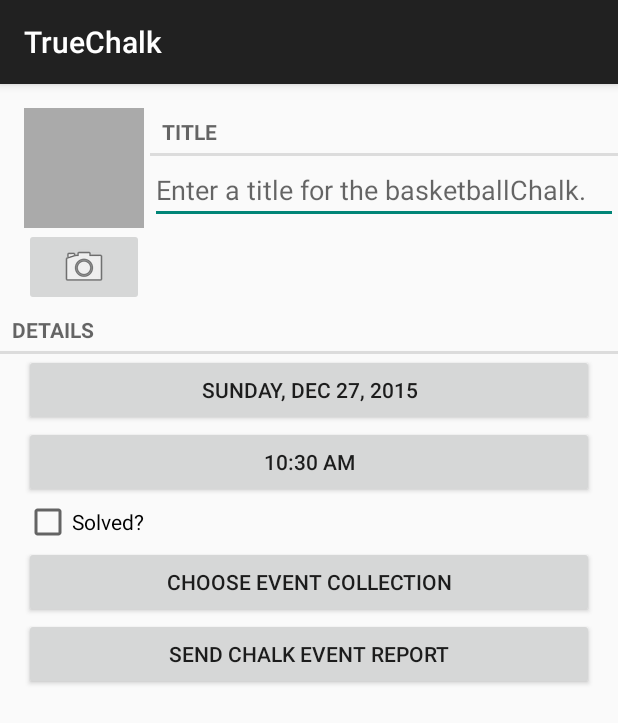
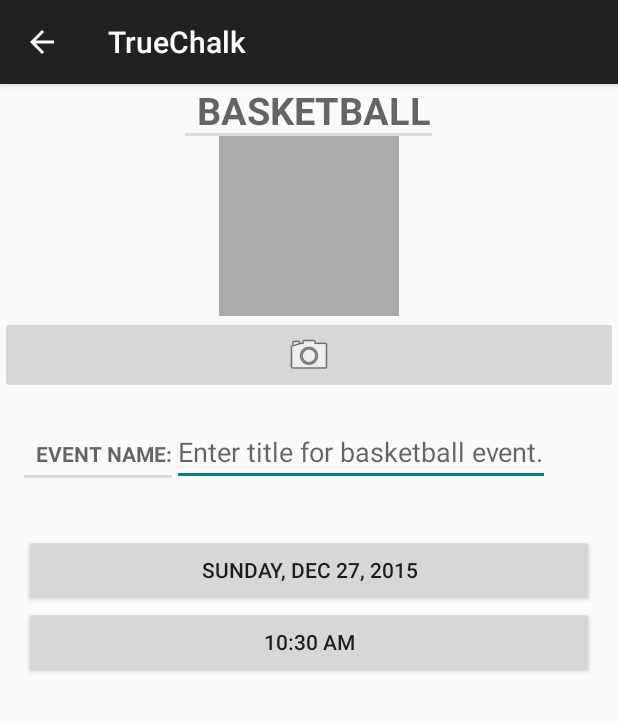
Before and after one commit to fware/TrueChalk, an Android app: the BasketballChalkListActivity screen opened directly, with no data from a screen before it, after a tap on "New Chalk Collection", on a phone screen of 412 x 824 dp. Shown: the top 723 px of the screen. Run offline under Robolectric (Android 15) with nearby library versions, the phone set to English and light mode, and no system bars; 1 other tap on this screen came first.

Commit message:
Updating the Event entry screen.

```diff
--- a/app/src/main/java/com/wareshopc/app/truechalk/sportselector/SportSelectorActivity.java
+++ b/app/src/main/java/com/wareshopc/app/truechalk/sportselector/SportSelectorActivity.java
@@ -89,7 +89,7 @@ public class SportSelectorActivity extends AppCompatActivity implements Navigati
             public void onClick(View v) {
                 //BasketballChalk trueChalk = new BasketballChalk();
                 //TrueChalkLab.get(getApplicationContext()).addChalk(trueChalk);
-                //Intent i = new Intent(getApplicationContext(), TrueChalkPagerActivity.class);
+                //Intent i = new Intent(getApplicationContext(), BasketballChalkPagerActivity.class);
                 //i.putExtra(BasketballChalkFragment.EXTRA_TRUECHALK_ID, trueChalk.getId());
                 //startActivityForResult(i, 0);
 
--- a/app/src/main/java/com/wareshopc/app/truechalk/sportselector/basketball/BasketballChalkFragment.java
+++ b/app/src/main/java/com/wareshopc/app/truechalk/sportselector/basketball/BasketballChalkFragment.java
@@ -105,7 +105,9 @@ public class BasketballChalkFragment extends Fragment {
     @Override
     public View onCreateView(LayoutInflater inflater, ViewGroup parent,
                              Bundle savedInstanceState) {
-        View v = inflater.inflate(R.layout.fragment_chalk, parent, false);
+        View v = inflater.inflate(R.layout.fragment_basketballchalk_1st_screen, parent, false);
+
+        //getActivity().setTitle(R.string.basketball_chalk_title);
 
         if (Build.VERSION.SDK_INT >= Build.VERSION_CODES.HONEYCOMB) {
             if (NavUtils.getParentActivityName(getActivity()) != null) {
@@ -117,8 +119,7 @@ public class BasketballChalkFragment extends Fragment {
         mTitleField = (EditText) v.findViewById(R.id.chalk_event_title);
         mTitleField.setText(mBasketballChalk.getTitle());
         mTitleField.addTextChangedListener(new TextWatcher() {
-            public void onTextChanged(CharSequence c, int start, int before,
-                                      int count) {
+            public void onTextChanged(CharSequence c, int start, int before, int count) {
                 mBasketballChalk.setTitle(c.toString());
                 mCallbacks.onChalkUpdated(mBasketballChalk);
                 getActivity().setTitle(mBasketballChalk.getTitle());
@@ -158,16 +159,16 @@ public class BasketballChalkFragment extends Fragment {
 
         updateDateAndTime();
 
-        mSolvedCheckBox = (CheckBox) v.findViewById(R.id.chalk_completed);
-        mSolvedCheckBox.setChecked(mBasketballChalk.isSolved());
-        mSolvedCheckBox
-                .setOnCheckedChangeListener(new CompoundButton.OnCheckedChangeListener() {
-                    @Override
-                    public void onCheckedChanged(CompoundButton buttonView, boolean isChecked) {
-                        mBasketballChalk.setSolved(isChecked);
-                        mCallbacks.onChalkUpdated(mBasketballChalk);
-                    }
-                });
+        //mSolvedCheckBox = (CheckBox) v.findViewById(R.id.chalk_completed);
+        //mSolvedCheckBox.setChecked(mBasketballChalk.isSolved());
+        //mSolvedCheckBox
+        //        .setOnCheckedChangeListener(new CompoundButton.OnCheckedChangeListener() {
+        //            @Override
+        //            public void onCheckedChanged(CompoundButton buttonView, boolean isChecked) {
+        //                mBasketballChalk.setSolved(isChecked);
+        //                mCallbacks.onChalkUpdated(mBasketballChalk);
+        //            }
+        //        });
 
         mPhotoButton = (ImageButton) v.findViewById(R.id.chalk_imageButton);
         mPhotoButton.setOnClickListener(new View.OnClickListener() {
@@ -209,27 +210,27 @@ public class BasketballChalkFragment extends Fragment {
             mPhotoButton.setEnabled(false);
         }
 
-        Button reportButton = (Button) v.findViewById(R.id.chalk_event_reportButton);
-        reportButton.setOnClickListener(new View.OnClickListener() {
-            public void onClick(View v) {
-                Intent i = new Intent(Intent.ACTION_SEND);
-                i.setType("text/plain");
-                i.putExtra(Intent.EXTRA_TEXT, getChalkEventReport());
-                i.putExtra(Intent.EXTRA_SUBJECT,
-                        getString(R.string.chalk_report_subject));
-                i = Intent.createChooser(i, getString(R.string.send_report));
-                startActivity(i);
-            }
-        });
+        //Button reportButton = (Button) v.findViewById(R.id.chalk_event_reportButton);
+        //reportButton.setOnClickListener(new View.OnClickListener() {
+        //    public void onClick(View v) {
+        //        Intent i = new Intent(Intent.ACTION_SEND);
+        //        i.setType("text/plain");
+        //        i.putExtra(Intent.EXTRA_TEXT, getChalkEventReport());
+        //        i.putExtra(Intent.EXTRA_SUBJECT,
+        //                getString(R.string.chalk_report_subject));
+        //        i = Intent.createChooser(i, getString(R.string.send_report));
+        //        startActivity(i);
+        //    }
+        //});
 
-        mSuspectButton = (Button) v.findViewById(R.id.chalk_eventButton);
-        mSuspectButton.setOnClickListener(new View.OnClickListener() {
-            public void onClick(View v) {
-                Intent i = new Intent(Intent.ACTION_PICK,
-                        ContactsContract.Contacts.CONTENT_URI);
-                startActivityForResult(i, REQUEST_CONTACT);
-            }
-        });
+        //mSuspectButton = (Button) v.findViewById(R.id.chalk_eventButton);
+        //mSuspectButton.setOnClickListener(new View.OnClickListener() {
+        //    public void onClick(View v) {
+        //        Intent i = new Intent(Intent.ACTION_PICK,
+        //                ContactsContract.Contacts.CONTENT_URI);
+        //        startActivityForResult(i, REQUEST_CONTACT);
+        //    }
+        //});
 
         if (mBasketballChalk.getEvent() != null) {
             mSuspectButton.setText(mBasketballChalk.getEvent());
--- a/app/src/main/java/com/wareshopc/app/truechalk/sportselector/basketball/BasketballChalkListActivity.java
+++ b/app/src/main/java/com/wareshopc/app/truechalk/sportselector/basketball/BasketballChalkListActivity.java
@@ -7,7 +7,6 @@ import android.support.v4.app.FragmentTransaction;
 
 import com.wareshopc.app.truechalk.R;
 import com.wareshopc.app.truechalk.SingleFragmentActivity;
-import com.wareshopc.app.truechalk.TrueChalkPagerActivity;
 
 public class BasketballChalkListActivity extends SingleFragmentActivity
         implements BasketballChalkListFragment.Callbacks, BasketballChalkFragment.Callbacks {
@@ -24,8 +23,8 @@ public class BasketballChalkListActivity extends SingleFragmentActivity
 
     public void onChalkSelected(BasketballChalk basketballChalk) {
         if (findViewById(R.id.detailFragmentContainer) == null) {
-            // Start an instance of TrueChalkPagerActivity
-            Intent i = new Intent(this, TrueChalkPagerActivity.class);
+            // Start an instance of BasketballChalkPagerActivity
+            Intent i = new Intent(this, BasketballChalkPagerActivity.class);
             i.putExtra(BasketballChalkFragment.EXTRA_TRUECHALK_ID, basketballChalk.getId());
             startActivity(i);
         } else {
--- a/app/src/main/java/com/wareshopc/app/truechalk/sportselector/basketball/BasketballChalkListFragment.java
+++ b/app/src/main/java/com/wareshopc/app/truechalk/sportselector/basketball/BasketballChalkListFragment.java
@@ -25,7 +25,6 @@ import android.widget.TextView;
 
 import com.wareshopc.app.truechalk.R;
 import com.wareshopc.app.truechalk.TrueChalkLab;
-import com.wareshopc.app.truechalk.TrueChalkPagerActivity;
 
 import java.util.ArrayList;
 
@@ -50,7 +49,7 @@ public class BasketballChalkListFragment extends ListFragment {
     public void onCreate(Bundle savedInstanceState) {
         super.onCreate(savedInstanceState);
         setHasOptionsMenu(true);
-        getActivity().setTitle(R.string.chalk_collection_title);
+        getActivity().setTitle(R.string.basketball_chalk_collection_title);
         mBasketballChalks = TrueChalkLab.get(getActivity()).getTrueChalks();
 
         ChalkAdapter adapter = new ChalkAdapter(mBasketballChalks);
@@ -64,12 +63,12 @@ public class BasketballChalkListFragment extends ListFragment {
     @Override
     public View onCreateView(LayoutInflater inflater, ViewGroup parent,
                              Bundle savedInstanceState) {
-        View v = inflater.inflate(R.layout.truechalk_list_fragment, parent, false);
-        if (Build.VERSION.SDK_INT >= Build.VERSION_CODES.HONEYCOMB) {
-            if (mSubtitleVisible) {
-                ((ActionBarActivity) getActivity()).getSupportActionBar().setSubtitle(R.string.subtitle);
-            }
-        }
+        View v = inflater.inflate(R.layout.basketballchalk_list_fragment, parent, false);
+        //if (Build.VERSION.SDK_INT >= Build.VERSION_CODES.HONEYCOMB) {
+        //    if (mSubtitleVisible) {
+        //        ((ActionBarActivity) getActivity()).getSupportActionBar().setSubtitle(R.string.subtitle);
+        //    }
+        //}
 
         ListView listView = (ListView) v.findViewById(android.R.id.list);
 
@@ -139,18 +138,19 @@ public class BasketballChalkListFragment extends ListFragment {
     @Override
     public void onCreateOptionsMenu(Menu menu, MenuInflater inflater) {
         super.onCreateOptionsMenu(menu, inflater);
-        inflater.inflate(R.menu.fragment_truechalk_list, menu);
-        MenuItem showSubtitle = menu.findItem(R.id.menu_item_show_subtitle);
-        if (mSubtitleVisible && showSubtitle != null) {
-            showSubtitle.setTitle(R.string.hide_subtitle);
-        }
+        inflater.inflate(R.menu.fragment_basketballchalk_list_menu, menu);
+
+        //MenuItem showSubtitle = menu.findItem(R.id.menu_item_show_subtitle);
+        //if (mSubtitleVisible && showSubtitle != null) {
+        //    showSubtitle.setTitle(R.string.hide_subtitle);
+        //}
 
         Button addAChalkButton = (Button) getActivity().findViewById(android.R.id.empty);
         addAChalkButton.setOnClickListener(new View.OnClickListener() {
             public void onClick(View v) {
                 BasketballChalk basketballChalk = new BasketballChalk();
                 TrueChalkLab.get(getActivity()).addChalk(basketballChalk);
-                Intent i = new Intent(getActivity(), TrueChalkPagerActivity.class);
+                Intent i = new Intent(getActivity(), BasketballChalkPagerActivity.class);
                 i.putExtra(BasketballChalkFragment.EXTRA_TRUECHALK_ID, basketballChalk.getId());
                 startActivityForResult(i, 0);
             }
@@ -163,13 +163,13 @@ public class BasketballChalkListFragment extends ListFragment {
             case R.id.menu_item_new_chalk:
                 BasketballChalk basketballChalk = new BasketballChalk();
                 TrueChalkLab.get(getActivity()).addChalk(basketballChalk);
-                /*Intent i = new Intent(getActivity(), TrueChalkPagerActivity.class);
+                /*Intent i = new Intent(getActivity(), BasketballChalkPagerActivity.class);
                 i.putExtra(BasketballChalkFragment.EXTRA_TRUECHALK_ID, basketballChalk.getId());
                 startActivityForResult(i, 0);*/
                 ((ChalkAdapter) getListAdapter()).notifyDataSetChanged();
                 mCallbacks.onChalkSelected(basketballChalk);
                 return true;
-            case R.id.menu_item_show_subtitle:
+            /*case R.id.menu_item_show_subtitle:
                 if (((ActionBarActivity) getActivity()).getSupportActionBar().getSubtitle() == null) {
                     ((ActionBarActivity) getActivity()).getSupportActionBar().setSubtitle(R.string.subtitle);
                     mSubtitleVisible = true;
@@ -179,7 +179,7 @@ public class BasketballChalkListFragment extends ListFragment {
                     mSubtitleVisible = false;
                     item.setTitle(R.string.show_subtitle);
                 }
-                return true;
+                return true;*/
             default:
                 return super.onOptionsItemSelected(item);
         }
--- a/app/src/main/java/com/wareshopc/app/truechalk/TrueChalkPagerActivity.java
+++ b/app/src/main/java/com/wareshopc/app/truechalk/sportselector/basketball/BasketballChalkPagerActivity.java
@@ -1,4 +1,4 @@
-package com.wareshopc.app.truechalk;
+package com.wareshopc.app.truechalk.sportselector.basketball;
 
 import android.os.Bundle;
 import android.support.v4.app.Fragment;
@@ -7,14 +7,15 @@ import android.support.v4.app.FragmentStatePagerAdapter;
 import android.support.v4.view.ViewPager;
 import android.support.v7.app.ActionBarActivity;
 
+import com.wareshopc.app.truechalk.R;
+import com.wareshopc.app.truechalk.TrueChalkLab;
 import com.wareshopc.app.truechalk.sportselector.basketball.BasketballChalk;
 import com.wareshopc.app.truechalk.sportselector.basketball.BasketballChalkFragment;
 
 import java.util.ArrayList;
 import java.util.UUID;
 
-public class TrueChalkPagerActivity extends ActionBarActivity
-        implements BasketballChalkFragment.Callbacks {
+public class BasketballChalkPagerActivity extends ActionBarActivity implements BasketballChalkFragment.Callbacks {
 
     private ViewPager mViewPager;
     private ArrayList<BasketballChalk> mBasketballChalks;
--- a/app/src/main/res/layout-land/fragment_chalk.xml
+++ b/app/src/main/res/layout-land/fragment_basketballchalk.xml
@@ -49,7 +49,7 @@
                     style="?android:listSeparatorTextViewStyle"
                     android:layout_width="match_parent"
                     android:layout_height="wrap_content"
-                    android:text="@string/chalk_title_label" />
+                    android:text="@string/basketballchalk_title_label" />
 
                 <EditText
                     android:id="@+id/chalk_event_title"
@@ -64,7 +64,7 @@
             style="?android:listSeparatorTextViewStyle"
             android:layout_width="match_parent"
             android:layout_height="wrap_content"
-            android:text="@string/chalk_details_label" />
+            android:text="@string/chalk_event_name_label" />
 
         <Button
             android:id="@+id/chalk_event_date"
--- a/app/src/main/res/layout/fragment_chalk.xml
+++ b/app/src/main/res/layout/fragment_basketballchalk.xml
@@ -44,7 +44,13 @@
                 style="?android:listSeparatorTextViewStyle"
                 android:layout_width="match_parent"
                 android:layout_height="wrap_content"
-                android:text="@string/chalk_title_label" />
+                android:text="@string/basketballchalk_title_label" />
+
+            <TextView
+                android:layout_width="wrap_content"
+                android:layout_height="wrap_content"
+                android:text="New Text"
+                android:id="@+id/textView2" />
 
             <EditText
                 android:id="@+id/chalk_event_title"
@@ -59,7 +65,7 @@
         style="?android:listSeparatorTextViewStyle"
         android:layout_width="match_parent"
         android:layout_height="wrap_content"
-        android:text="@string/chalk_details_label" />
+        android:text="@string/chalk_event_name_label" />
 
     <Button
         android:id="@+id/chalk_event_date"
--- /dev/null
+++ b/app/src/main/res/layout/fragment_basketballchalk_1st_screen.xml
@@ -0,0 +1,121 @@
+<?xml version="1.0" encoding="utf-8"?>
+<LinearLayout xmlns:android="http://schemas.android.com/apk/res/android"
+    android:layout_width="match_parent"
+    android:layout_height="match_parent"
+    android:orientation="vertical"
+    >
+
+    <TextView
+        style="?android:listSeparatorTextViewStyle"
+        android:layout_width="wrap_content"
+        android:layout_height="wrap_content"
+        android:layout_gravity="center"
+        android:text="@string/basketballchalk_title_label"
+        android:textSize="25sp"
+        />
+
+
+    <ImageView
+        android:id="@+id/chalk_ImageView"
+        android:layout_width="120dp"
+        android:layout_height="120dp"
+        android:layout_gravity="center"
+        android:background="@android:color/darker_gray"
+        android:cropToPadding="true" />
+    <!--android:scaleType="centerInside"-->
+
+    <ImageButton
+        android:layout_width="match_parent"
+        android:layout_height="wrap_content"
+        android:id="@+id/chalk_imageButton"
+        android:src="@android:drawable/ic_menu_camera" />
+
+    <LinearLayout
+        android:layout_width="wrap_content"
+        android:layout_height="wrap_content"
+        android:orientation="horizontal"
+        android:layout_marginLeft="16dp"
+        android:layout_marginTop="16dp">
+
+        <TextView
+            style="?android:listSeparatorTextViewStyle"
+            android:id="@+id/tvEventName"
+            android:layout_width="match_parent"
+            android:layout_height="wrap_content"
+            android:text="@string/chalk_event_name_label" />
+
+        <EditText
+            android:id="@+id/chalk_event_title"
+            android:layout_width="match_parent"
+            android:layout_height="wrap_content"
+            android:hint="@string/chalk_title_hint" />
+
+    </LinearLayout>
+
+
+    <LinearLayout
+        android:layout_width="wrap_content"
+        android:layout_height="wrap_content"
+        android:orientation="horizontal"
+        android:layout_marginLeft="16dp"
+        android:layout_marginTop="16dp">
+
+    </LinearLayout>
+
+    <LinearLayout
+        android:layout_width="match_parent"
+        android:layout_height="wrap_content"
+        android:orientation="horizontal"
+        android:layout_marginLeft="16dp"
+        android:layout_marginTop="16dp">
+
+        <LinearLayout
+            android:layout_width="wrap_content"
+            android:layout_height="wrap_content"
+            android:orientation="vertical"
+            android:layout_marginRight="4dp"
+            android:layout_marginEnd="4dp">
+
+        </LinearLayout>
+
+    </LinearLayout>
+
+    <Button
+        android:id="@+id/chalk_event_date"
+        android:layout_width="match_parent"
+        android:layout_height="wrap_content"
+        android:layout_marginLeft="16dp"
+        android:layout_marginRight="16dp" />
+
+    <Button
+        android:id="@+id/chalk_event_time"
+        android:layout_width="match_parent"
+        android:layout_height="wrap_content"
+        android:layout_marginLeft="16dp"
+        android:layout_marginRight="16dp" />
+
+    <!--CheckBox
+        android:id="@+id/chalk_completed"
+        android:layout_width="match_parent"
+        android:layout_height="wrap_content"
+        android:layout_marginLeft="16dp"
+        android:layout_marginRight="16dp"
+        android:text="@string/chalk_solved_label" /-->
+
+    <!--Button
+        android:layout_width="match_parent"
+        android:layout_height="wrap_content"
+        android:id="@+id/chalk_eventButton"
+        android:layout_marginLeft="16dp"
+        android:layout_marginRight="16dp"
+        android:text="@string/chalk_event_text" />
+
+    <Button
+        android:layout_width="match_parent"
+        android:layout_height="wrap_content"
+        android:id="@+id/chalk_event_reportButton"
+        android:layout_marginLeft="16dp"
+        android:layout_marginRight="16dp"
+        android:text="@string/chalk_event_report_text"/-->
+
+</LinearLayout>
--- a/app/src/main/res/menu-v11/fragment_truechalk_list.xml
+++ b/app/src/main/res/menu-v11/fragment_basketballchalk_list_menu.xml
@@ -6,8 +6,8 @@
         android:icon="@android:drawable/ic_menu_add"
         android:title="@string/new_chalk_event"
         com.wareshopc.app.truechalk.chalkintent:showAsAction="ifRoom|withText" />
-    <item android:id="@+id/menu_item_show_subtitle"
+    <!--item android:id="@+id/menu_item_show_subtitle"
         android:title="@string/show_subtitle"
-        com.wareshopc.app.truechalk.chalkintent:showAsAction="ifRoom"/>
+        com.wareshopc.app.truechalk.chalkintent:showAsAction="ifRoom"/-->
 
 </menu>
--- /dev/null
+++ b/app/src/main/res/values/basketball-strings.xml
@@ -0,0 +1,8 @@
+<?xml version="1.0" encoding="utf-8"?>
+<resources>
+    <!-- Strings for basketball -->
+    <string name="basketball_chalk_title">Basketball Chalk</string>
+    <string name="basketballchalk_title_label">Basketball</string>
+    <string name="basketball_chalk_collection_title">Basketball Collection</string>
+
+</resources>
--- a/app/src/main/res/values/strings.xml
+++ b/app/src/main/res/values/strings.xml
@@ -3,17 +3,15 @@
 
     <string name="app_name">TrueChalk</string>
     <string name="title_activity_chalk">TrueChalkActivity</string>
-    <string name="chalk_title_hint">Enter a title for the basketballChalk.</string>
-    <string name="chalk_title_label">Title</string>
-    <string name="chalk_details_label">Details</string>
+    <string name="chalk_title_hint">Enter title for basketball event.</string>
+    <string name="chalk_event_name_label">Event Name:</string>
     <string name="chalk_solved_label">Solved?</string>
-    <string name="chalk_collection_title">Chalk Collection</string>
     <string name="date_picker_title">Date of Event:</string>
     <string name="time_picker_title">Time of Event:</string>
     <string name="new_chalk_event">New Chalk Collection</string>
-    <string name="show_subtitle">Show Subtitle</string>
+    <!--string name="show_subtitle">Show Subtitle</string>
     <string name="hide_subtitle">Hide Subtitle</string>
-    <string name="subtitle">If you see something, say something.</string>
+    <string name="subtitle">If you see something, say something.</string-->
     <string name="delete_chalk">Delete</string>
     <string name="chalk_title">Event Title</string>
     <string name="chalk_event_date">Event Date</string>
```
Also changed, not shown: app/src/main/AndroidManifest.xml (+5 -3 lines), app/src/main/res/layout/basketballchalk_list_fragment.xml (renamed from app/src/main/res/layout/truechalk_list_fragment.xml), app/src/main/res/menu/fragment_basketballchalk_list_menu.xml (renamed from app/src/main/res/menu/fragment_truechalk_list.xml).
